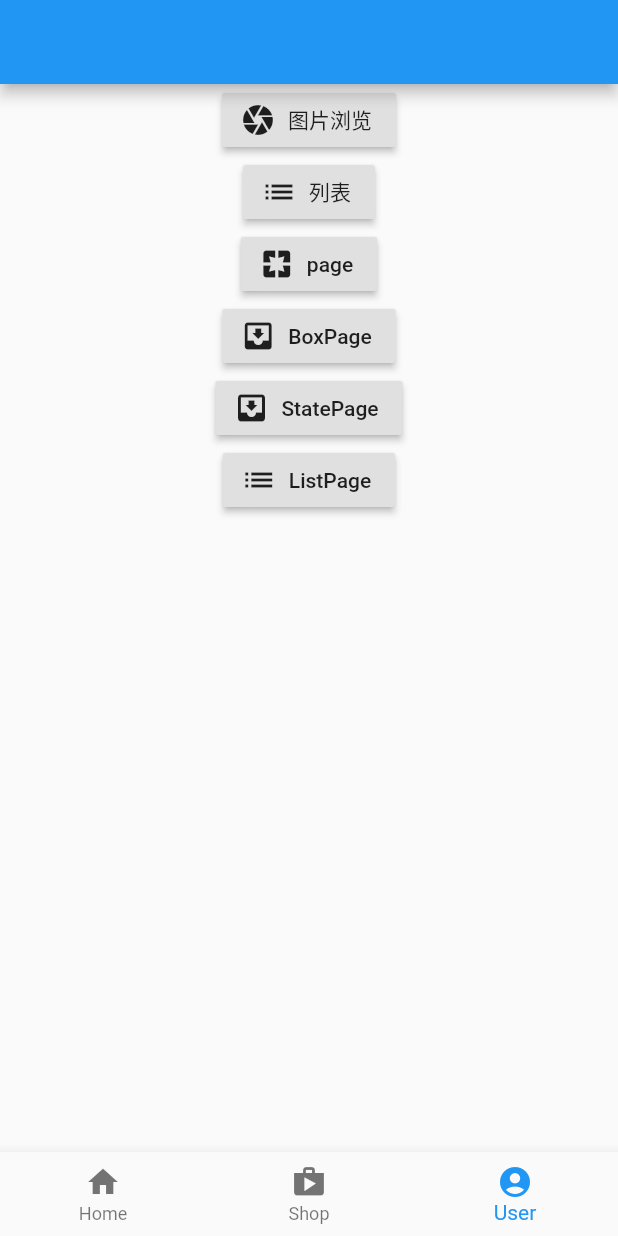
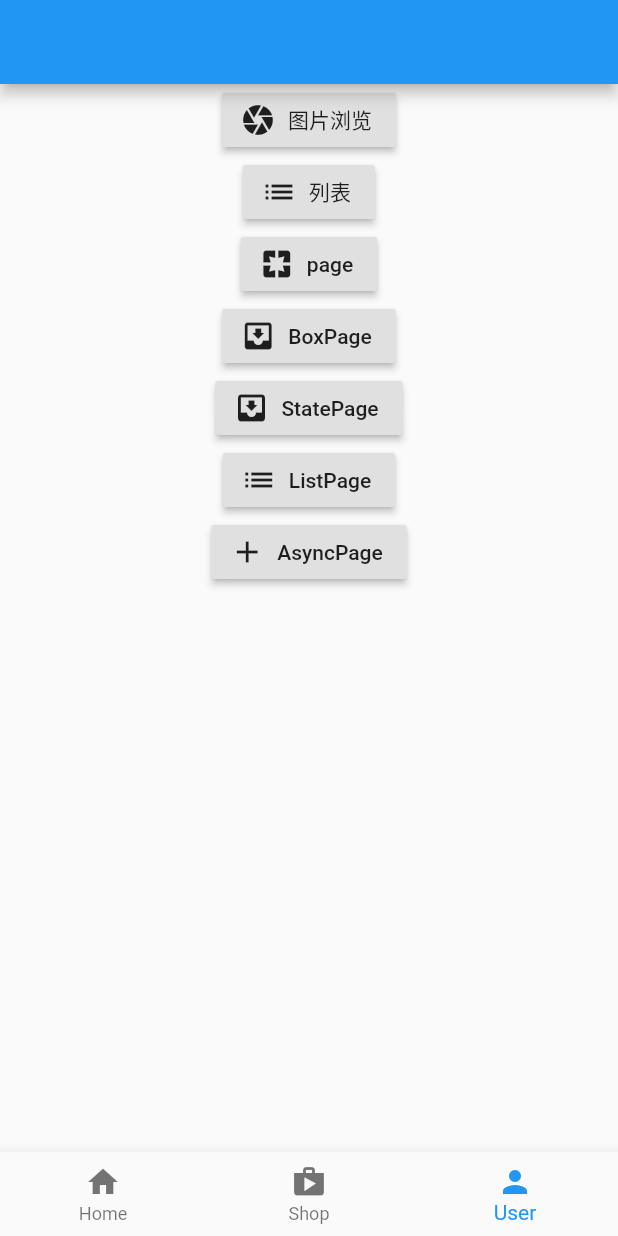
Before and after one commit to hanyunmuyu/flutter, a Flutter app: the screen it shows after launch, swiped to page 3, on a phone screen of 412 x 824 dp. Run offline on Flutter 3.47's test engine with Material 2 defaults, Android fonts, the phone set to English and light mode, and no system bars; our stand-ins replace image_picker, shared_preferences, video_player; network calls fail.

```diff
--- a/lib/MainPage.dart
+++ b/lib/MainPage.dart
@@ -36,7 +36,7 @@ class MainPageState extends State<MainPageWidget>
           new BottomNavigationBarItem(
               icon: new Icon(Icons.shop), title: new Text('Shop')),
           new BottomNavigationBarItem(
-              icon: new Icon(Icons.account_circle), title: new Text('User'))
+              icon: new Icon(Icons.person), title: new Text('User'))
         ],
         onTap: onTap,
         currentIndex: page,
--- a/lib/UserPage.dart
+++ b/lib/UserPage.dart
@@ -5,7 +5,7 @@ import 'ContainerPage.dart';
 import 'BoxPage.dart';
 import 'StatePage.dart';
 import 'ListPage.dart';
-
+import 'AsyncPage.dart';
 class UserPage extends StatelessWidget {
   @override
   Widget build(BuildContext context) {
@@ -85,6 +85,15 @@ class _UserState extends State<_UserWidget> {
                   },
                   icon: new Icon(Icons.list),
                   label: new Text('ListPage')),
+              new RaisedButton.icon(
+                  onPressed: () {
+                    Navigator.of(context)
+                        .push(new MaterialPageRoute(builder: (_) {
+                      return new AsyncPage();
+                    }));
+                  },
+                  icon: new Icon(Icons.add),
+                  label: new Text('AsyncPage')),
             ],
           ),
         ),
--- a/pubspec.yaml
+++ b/pubspec.yaml
@@ -21,6 +21,8 @@ dependencies:
   image_picker: ^0.4.10
 
   video_player: ^0.6.5
+  shared_preferences: ^0.4.3
+
 
   # The following adds the Cupertino Icons font to your application.
   # Use with the CupertinoIcons class for iOS style icons.
```
Also changed, not shown: lib/AsyncPage.dart (added, +57 -0 lines), lib/tool/Store.dart (added, +15 -0 lines).
